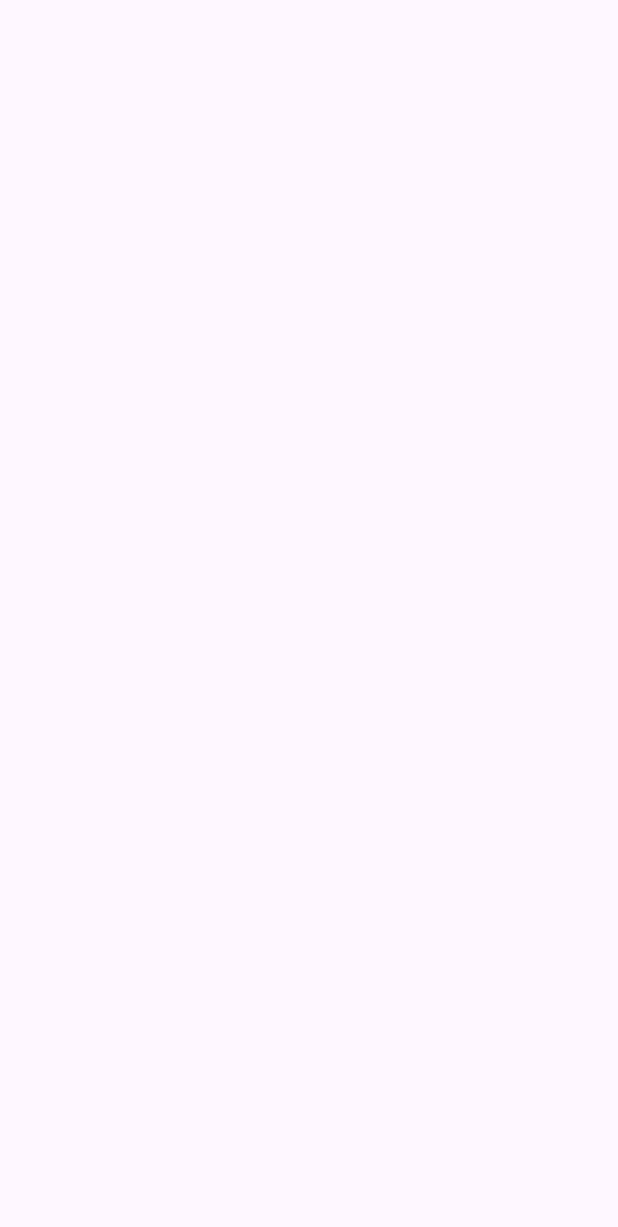
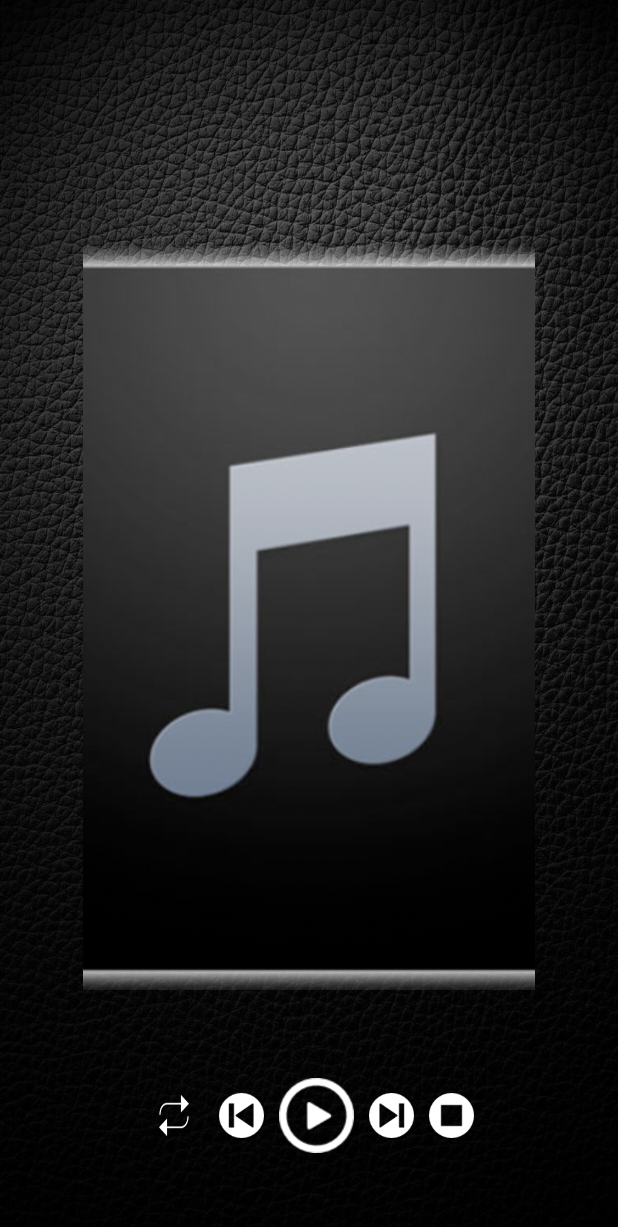
Before and after one commit to rodrigovelasquez2/Todo-en-uno-APP_Rodvels2002, an Android app: the ReproductorMusica screen opened directly, with no data from a screen before it, on a phone screen of 412 x 824 dp. Before the commit the part shown is empty. Shown: the top 1227 px of the screen. Run offline under Robolectric (Android 15) with nearby library versions, the phone set to English and light mode, and no system bars.

Commit message:
Se añadio iconos, fondos necesarios para el reproductor de musica

```diff
--- a/app/src/main/java/com/velasquez/todoenuno/MainActivity.java
+++ b/app/src/main/java/com/velasquez/todoenuno/MainActivity.java
@@ -141,6 +141,12 @@ public class MainActivity extends AppCompatActivity {
         startActivity(intent);
     }
 
+    public void sendToReproductorMusica(View view){
+        Intent intent = new Intent(MainActivity.this, ReproductorMusica.class);
+        startActivity(intent);
+    }//Fin sendToReproductorMusica
+
+
 
 
 
--- a/app/src/main/res/layout/activity_main.xml
+++ b/app/src/main/res/layout/activity_main.xml
@@ -252,8 +252,18 @@
                 android:layout_height="wrap_content"
                 android:backgroundTint="@color/white"
                 android:onClick="sendToSound"
+                android:text="@string/app_sound_pool"
+                android:textColor="@color/black"/>
+
+            <Button
+                android:id="@+id/btnReproductorMusica"
+                android:layout_width="match_parent"
+                android:layout_height="wrap_content"
+                android:backgroundTint="@color/rojo"
+                android:onClick="sendToReproductorMusica"
                 android:text="@string/app_reproductormusica"
-                android:textColor="@color/black"/>
+                android:textColor="@color/white"/>
+
 
 
         </TableRow>
--- a/app/src/main/res/layout/activity_reproductor_musica.xml
+++ b/app/src/main/res/layout/activity_reproductor_musica.xml
@@ -5,6 +5,77 @@
     android:id="@+id/main"
     android:layout_width="match_parent"
     android:layout_height="match_parent"
+    android:background="@drawable/background"
     tools:context=".ReproductorMusica">
 
+
+    <ImageView
+        android:id="@+id/imageView"
+        android:layout_width="301dp"
+        android:layout_height="496dp"
+        android:scaleType="centerCrop"
+        android:src="@drawable/portada1"
+        app:layout_constraintBottom_toBottomOf="parent"
+        app:layout_constraintEnd_toEndOf="parent"
+        app:layout_constraintStart_toStartOf="parent"
+        app:layout_constraintTop_toTopOf="parent" />
+
+
+    <LinearLayout xmlns:app="http://schemas.android.com/apk/res-auto"
+        android:layout_width="300dp"
+        android:layout_height="60dp"
+        android:layout_marginBottom="50dp"
+        android:orientation="horizontal"
+        android:gravity="center"
+        app:layout_constraintBottom_toBottomOf="parent"
+        app:layout_constraintEnd_toEndOf="parent"
+        app:layout_constraintStart_toStartOf="parent">
+
+
+        <ImageButton
+            android:id="@+id/imageButtonRepeat_Rep.Musica"
+            android:layout_width="20dp"
+            android:layout_height="30dp"
+            android:layout_margin="10dp"
+            android:background="@drawable/icon_no_repetir"
+            android:backgroundTint="@color/white" />
+
+
+        <ImageButton
+            android:id="@+id/imageButtonRetroceder_Rep.Musica"
+            android:layout_width="30dp"
+            android:layout_height="30dp"
+            android:layout_margin="10dp"
+            android:background="@drawable/icon_anterior"
+            android:backgroundTint="@color/white" />
+
+
+        <ImageButton
+            android:id="@+id/imageButtonPlay_Rep.Musica"
+            android:layout_width="50dp"
+            android:layout_height="50dp"
+            android:background="@drawable/icon_reproducir"
+            android:backgroundTint="@color/white"
+            android:scaleType="fitCenter" />
+
+
+        <ImageButton
+            android:id="@+id/imageButtonAvanzar_Rep.Musica"
+            android:layout_width="30dp"
+            android:layout_height="30dp"
+            android:layout_margin="10dp"
+            android:background="@drawable/icon_siguiente"
+            android:backgroundTint="@color/white"
+            android:scaleType="centerInside" />
+
+
+        <ImageButton
+            android:id="@+id/imageButtonDetener_Rep.Musica"
+            android:layout_width="30dp"
+            android:layout_height="30dp"
+            android:background="@drawable/icon_detener"
+            android:backgroundTint="@color/white" />
+    </LinearLayout>
+
+
 </androidx.constraintlayout.widget.ConstraintLayout>
```
Also changed, not shown: app/src/main/res/drawable/background.jpg (added), app/src/main/res/drawable/icon_anterior.png (added), app/src/main/res/drawable/icon_detener.png (added), app/src/main/res/drawable/icon_no_repetir.png (added), app/src/main/res/drawable/icon_pausa.png (added), app/src/main/res/drawable/icon_repetir.png (added), app/src/main/res/drawable/icon_reproducir.png (added), app/src/main/res/drawable/icon_siguiente.png (added), app/src/main/res/drawable/portada1.png (added), app/src/main/res/drawable/portada2.png (added), app/src/main/res/drawable/portada3.png (added).
